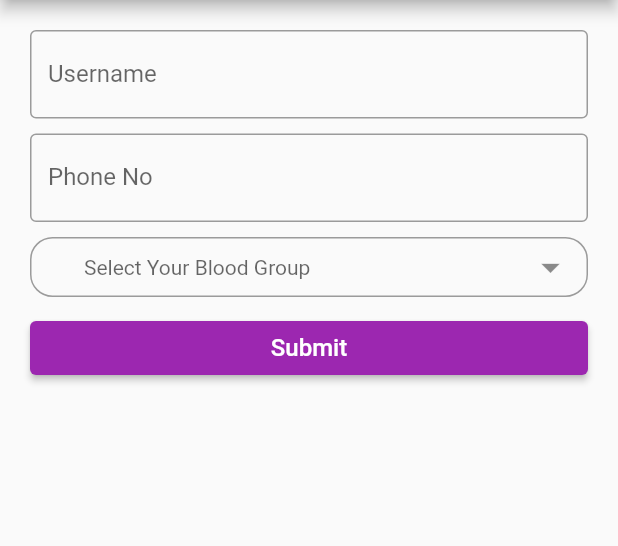
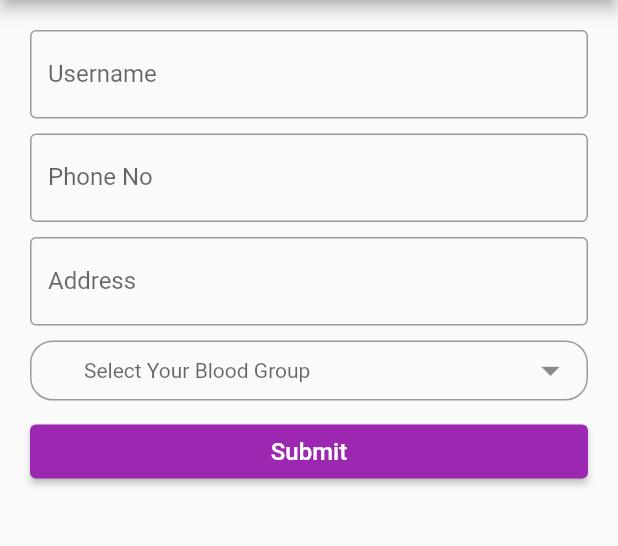
Before and after one commit to meetitexpert/donerapp, a Flutter app: the Register_doner screen opened directly, on a phone screen of 412 x 824 dp, the part 84-630 px from its top. Run offline on Flutter 3.47's test engine with Material 2 defaults, Android fonts, the phone set to English and light mode, and no system bars; our stand-ins replace cloud_firestore, dropdown_button2, firebase_core; missing offline and left inert: cupertino_table_view; accounts and stored records are empty.

Commit message:
all changes done

```diff
--- a/lib/Models/DataRepository.dart
+++ b/lib/Models/DataRepository.dart
@@ -9,14 +9,17 @@ class DataRepository {
   Stream<QuerySnapshot> getStream() {
     return collection.snapshots();
   }
+
   // 3
-  Future<DocumentReference> addPet(Users user) {
+  Future<DocumentReference> addUser(Users user) {
     return collection.add(user.toJson());
   }
+
   // 4
   void updateUser(Users user) async {
     await collection.doc(user.referenceId).update(user.toJson());
   }
+
   // 5
   void deleteUser(Users user) async {
     await collection.doc(user.referenceId).delete();
--- a/lib/Models/Users.dart
+++ b/lib/Models/Users.dart
@@ -3,12 +3,13 @@ import 'package:cloud_firestore/cloud_firestore.dart';
 class Users {
   // 1
   String name;
+  String address;
   String phoneNo;
   String bloodGroup;
   String? referenceId;
 
   // 2
-  Users(this.name,
+  Users(this.name, this.address,
       {required this.phoneNo, required this.bloodGroup, this.referenceId});
   // 3
   factory Users.fromSnapshot(DocumentSnapshot snapshot) {
@@ -18,7 +19,7 @@ class Users {
   }
 
   factory Users.fromJson(Map<String, dynamic> json) {
-    return Users(json['name'] as String,
+    return Users(json['name'] as String, json['address'] as String,
         phoneNo: json['phoneNo'] as String,
         bloodGroup: json['bloodGroup'] as String);
   }
@@ -30,6 +31,7 @@ class Users {
 
   Map<String, dynamic> _usersToJson(Users instance) => <String, dynamic>{
         'name': instance.name,
+        'address': instance.address,
         'phoneNo': instance.phoneNo,
         'bloodGroup': instance.bloodGroup,
       };
--- a/lib/Widgets/dropdownwidget.dart
+++ b/lib/Widgets/dropdownwidget.dart
@@ -2,11 +2,11 @@ import 'package:flutter/material.dart';
 import 'package:dropdown_button2/dropdown_button2.dart';
 
 class dropDownWidget extends StatelessWidget {
-  dropDownWidget({ Key? key, required this.bGroup }) : super(key: key);
+  dropDownWidget({Key? key, required this.bGroup}) : super(key: key);
   final Function(String) bGroup;
 
-
   final List<String> genderItems = [
+    "All",
     "A+",
     "A-",
     "B+",
--- a/lib/register_doner.dart
+++ b/lib/register_doner.dart
@@ -12,11 +12,11 @@ class Register_doner extends StatefulWidget {
 }
 
 class _Register_donerState extends State<Register_doner> {
-
   final DataRepository repository = DataRepository();
 
   String username = '';
   String userPhoneNo = '';
+  String userAddress = '';
   String bloodGroup = '';
 
   get set => null;
@@ -28,6 +28,17 @@ class _Register_donerState extends State<Register_doner> {
         border: OutlineInputBorder(),
         labelText: 'Username',
         hintText: 'Enter your name',
+      ),
+    );
+  }
+
+  Widget addressField() {
+    return TextField(
+      onChanged: (value) => {userAddress = value},
+      decoration: const InputDecoration(
+        border: OutlineInputBorder(),
+        labelText: 'Address',
+        hintText: 'Enter your address',
       ),
     );
   }
@@ -67,11 +78,10 @@ class _Register_donerState extends State<Register_doner> {
       return;
     }
 
-    final newUser =
-      Users(username, phoneNo: userPhoneNo, bloodGroup: bloodGroup);
-    repository.addPet(newUser);
+    final newUser = Users(username, userAddress,
+        phoneNo: userPhoneNo, bloodGroup: bloodGroup);
+    repository.addUser(newUser);
     Navigator.of(context).pop();
-
   }
 
   void showAlert(String msg, BuildContext context) {
@@ -105,6 +115,10 @@ class _Register_donerState extends State<Register_doner> {
             const SizedBox(
               height: 10,
             ),
+            addressField(),
+            const SizedBox(
+              height: 10,
+            ),
             dropDownWidget(
                 bGroup: (group) => ({
                       setState(() {
--- a/pubspec.yaml
+++ b/pubspec.yaml
@@ -41,6 +41,7 @@ dependencies:
   cloud_firestore: 3.1.4
   firebase_auth: 3.3.3
   provider: 6.0.1
+  url_launcher: ^6.0.20
 
 dev_dependencies:
   flutter_test:
```
Also changed, not shown: lib/find_doner.dart (+51 -13 lines), pubspec.lock, 9 other files.
